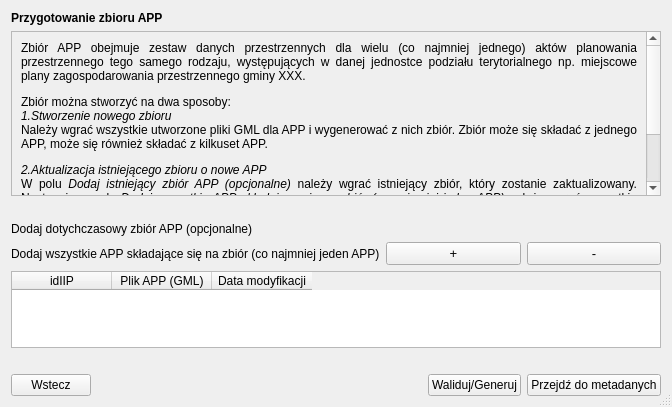
Above: modules/app/views/ui/zbior_przygotowanie_dialog_base.ui from envirosolutionspl/wtyczka_qgis_app before the change. Below: the same form after it.
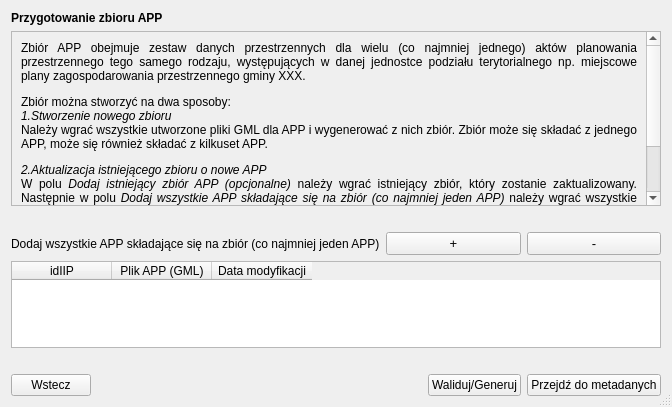
That is the form after the change. Custom widgets are drawn as their Qt base class.

Commit message: Usunięte wgrywanie zbiorów

```diff
--- a/modules/app/views/ui/zbior_przygotowanie_dialog_base.ui
+++ b/modules/app/views/ui/zbior_przygotowanie_dialog_base.ui
@@ -97,27 +97,6 @@
        </property>
       </widget>
      </item>
-     <item>
-      <layout class="QHBoxLayout" name="horizontalLayout">
-       <item>
-        <widget class="QLabel" name="addSet_lbl">
-         <property name="text">
-          <string>Dodaj dotychczasowy zbiór APP (opcjonalne)</string>
-         </property>
-        </widget>
-       </item>
-       <item>
-        <widget class="QgsFileWidget" name="addFile_widget">
-         <property name="sizePolicy">
-          <sizepolicy hsizetype="Preferred" vsizetype="Preferred">
-           <horstretch>0</horstretch>
-           <verstretch>0</verstretch>
-          </sizepolicy>
-         </property>
-        </widget>
-       </item>
-      </layout>
-     </item>
      <item>
       <layout class="QHBoxLayout" name="horizontalLayout_3">
        <item>
@@ -251,13 +230,6 @@
    </item>
   </layout>
  </widget>
- <customwidgets>
-  <customwidget>
-   <class>QgsFileWidget</class>
-   <extends>QWidget</extends>
-   <header>qgsfilewidget.h</header>
-  </customwidget>
- </customwidgets>
  <resources/>
  <connections/>
 </ui>
```
The commit also changes 1 other file.
